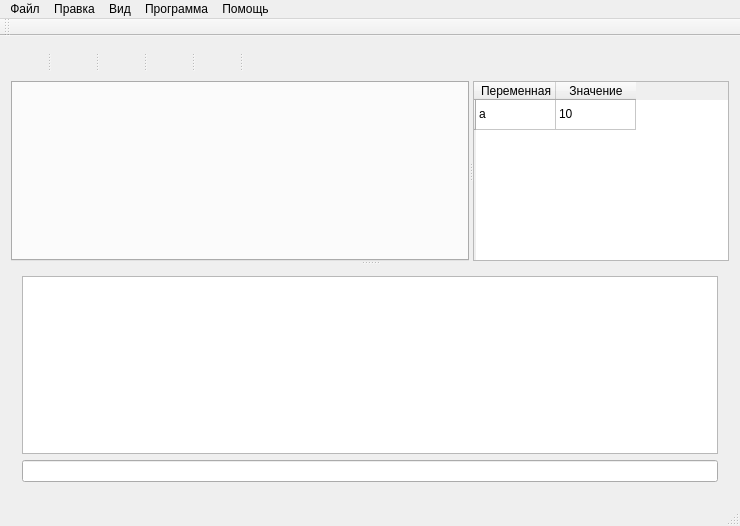
Qt form mainwindow.ui (NOOBS-DevTeam/Appendix) before a commit.
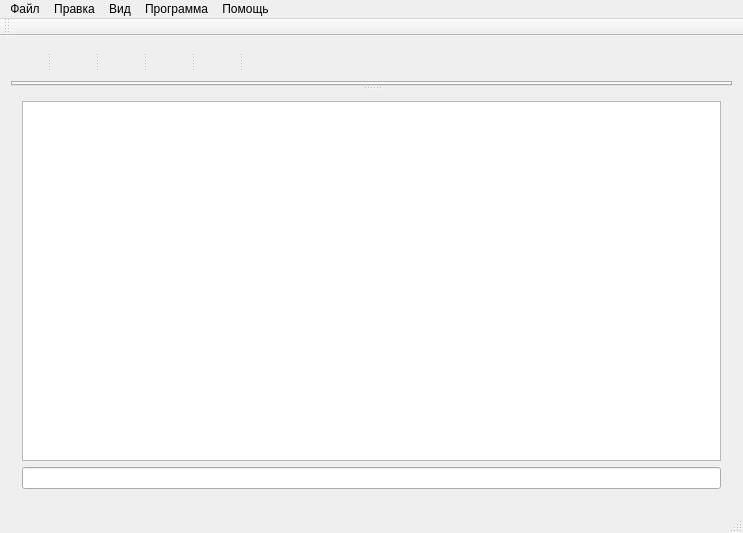
The same form after that commit. Icons and pictures are not drawn.

What changed in the file:
```diff
--- a/mainwindow.ui
+++ b/mainwindow.ui
@@ -6,8 +6,8 @@
    <rect>
     <x>0</x>
     <y>0</y>
-    <width>740</width>
-    <height>526</height>
+    <width>743</width>
+    <height>533</height>
    </rect>
   </property>
   <property name="sizePolicy">
@@ -16,6 +16,12 @@
     <verstretch>60</verstretch>
    </sizepolicy>
   </property>
+  <property name="minimumSize">
+   <size>
+    <width>300</width>
+    <height>255</height>
+   </size>
+  </property>
   <property name="mouseTracking">
    <bool>false</bool>
   </property>
@@ -234,11 +240,11 @@
          <enum>Qt::Horizontal</enum>
         </property>
         <property name="sizeType">
-         <enum>QSizePolicy::Maximum</enum>
+         <enum>QSizePolicy::Preferred</enum>
         </property>
         <property name="sizeHint" stdset="0">
          <size>
-          <width>1000</width>
+          <width>100000</width>
           <height>28</height>
          </size>
         </property>
@@ -282,66 +288,6 @@
           <bool>false</bool>
          </property>
         </widget>
-        <widget class="QTableWidget" name="tableWidget">
-         <property name="enabled">
-          <bool>true</bool>
-         </property>
-         <property name="sizePolicy">
-          <sizepolicy hsizetype="Expanding" vsizetype="Expanding">
-           <horstretch>0</horstretch>
-           <verstretch>0</verstretch>
-          </sizepolicy>
-         </property>
-         <property name="sizeIncrement">
-          <size>
-           <width>0</width>
-           <height>0</height>
-          </size>
-         </property>
-         <property name="baseSize">
-          <size>
-           <width>0</width>
-           <height>0</height>
-          </size>
-         </property>
-         <property name="mouseTracking">
-          <bool>false</bool>
-         </property>
-         <property name="focusPolicy">
-          <enum>Qt::WheelFocus</enum>
-         </property>
-         <property name="horizontalScrollBarPolicy">
-          <enum>Qt::ScrollBarAsNeeded</enum>
-         </property>
-         <attribute name="horizontalHeaderDefaultSectionSize">
-          <number>80</number>
-         </attribute>
-         <row>
-          <property name="text">
-           <string/>
-          </property>
-         </row>
-         <column>
-          <property name="text">
-           <string>Переменная</string>
-          </property>
-         </column>
-         <column>
-          <property name="text">
-           <string>Значение</string>
-          </property>
-         </column>
-         <item row="0" column="0">
-          <property name="text">
-           <string>a</string>
-          </property>
-         </item>
-         <item row="0" column="1">
-          <property name="text">
-           <string>10</string>
-          </property>
-         </item>
-        </widget>
        </widget>
        <widget class="QWidget" name="layoutWidget">
         <layout class="QVBoxLayout" name="verticalLayout">
@@ -367,7 +313,7 @@
     <rect>
      <x>0</x>
      <y>0</y>
-     <width>740</width>
+     <width>743</width>
      <height>21</height>
     </rect>
    </property>
```
Left out of the diff: 60 changed lines with no effect on the pictures.
